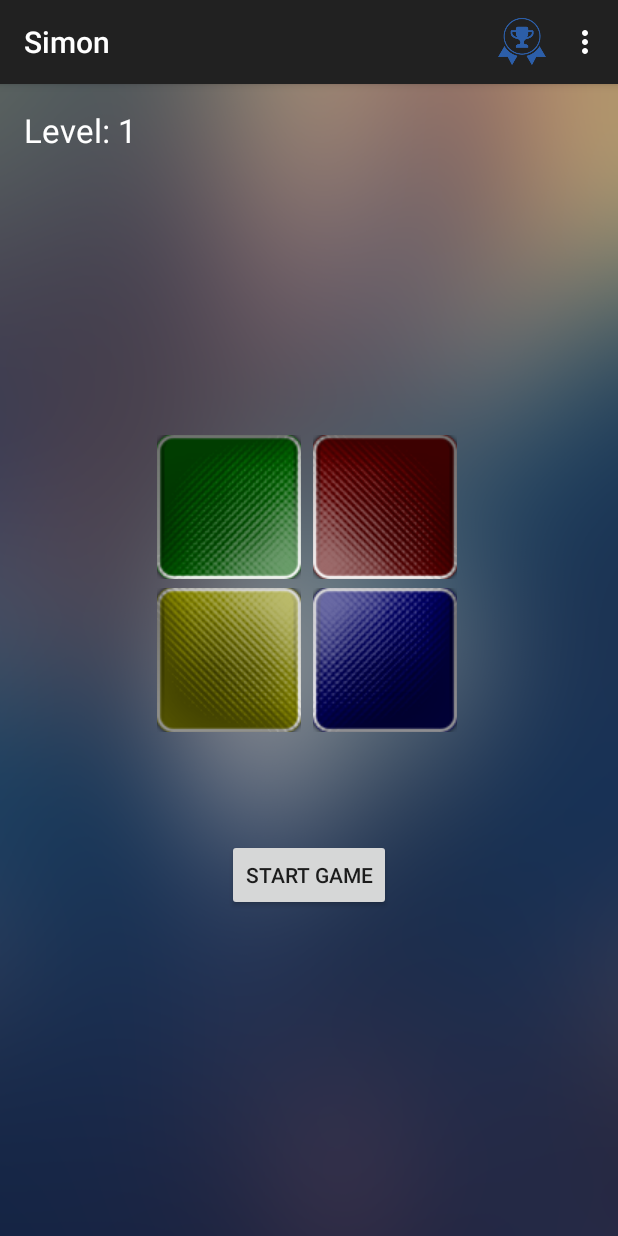
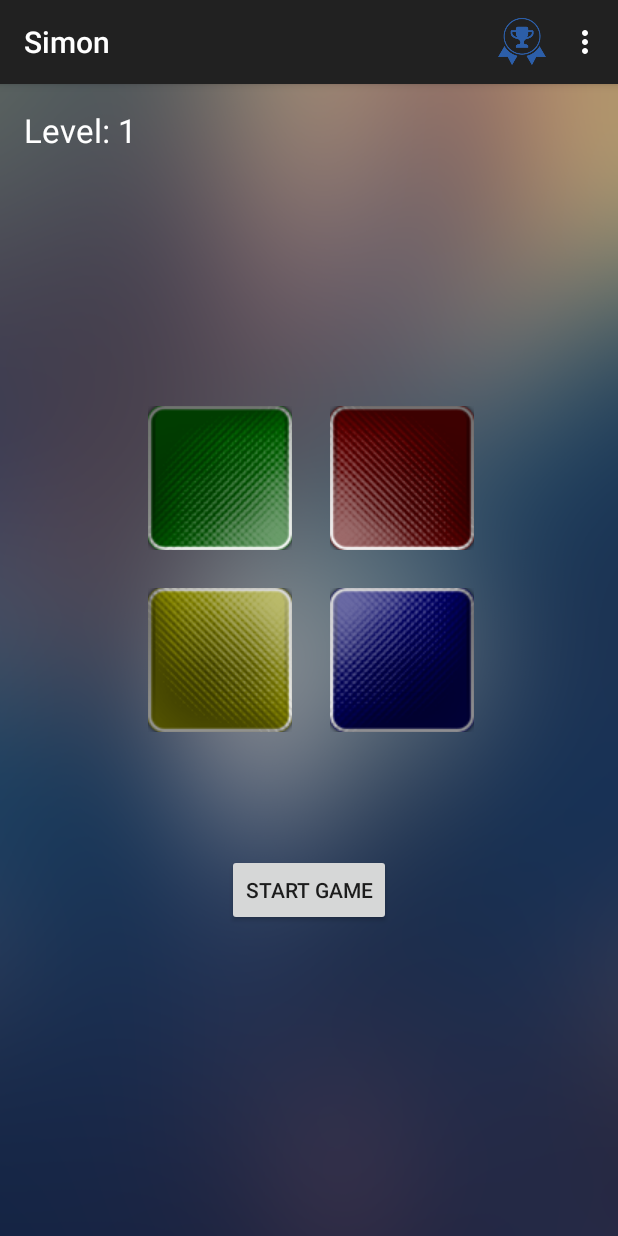
Before and after one commit to kfenske/SimonApp, an Android app: the MainActivity screen opened directly, with no data from a screen before it, on a phone screen of 412 x 824 dp. Run offline under Robolectric (Android 15) with nearby library versions, the phone set to English and light mode, and no system bars.

Commit message:
Adds further space between buttons
The four Simon buttons are spread out further across the game board.

```diff
--- a/SimonPractice/app/src/main/res/layout/activity_main.xml
+++ b/SimonPractice/app/src/main/res/layout/activity_main.xml
@@ -14,8 +14,8 @@
         android:layout_above="@+id/b3"
         android:layout_alignRight="@+id/startButton"
         android:layout_alignEnd="@+id/startButton"
-        android:layout_marginRight="60dp"
-        android:layout_marginEnd="56dp"
+        android:layout_marginRight="66dp"
+        android:layout_marginEnd="66dp"
         android:clickable="true" />
 
     <ImageButton
@@ -26,8 +26,8 @@
         android:layout_above="@+id/b3"
         android:layout_alignRight="@+id/startButton"
         android:layout_alignEnd="@+id/startButton"
-        android:layout_marginRight="60dp"
-        android:layout_marginEnd="56dp"
+        android:layout_marginRight="66dp"
+        android:layout_marginEnd="66dp"
         android:clickable="true" />
 
     <ImageButton
@@ -36,11 +36,11 @@
         android:id="@+id/b2hid"
         android:background="@drawable/b2lit"
         android:layout_above="@+id/b4"
+        android:layout_marginLeft="25dp"
+        android:layout_marginEnd="25dp"
         android:layout_toRightOf="@+id/b3"
         android:layout_toEndOf="@+id/b3"
-        android:clickable="true"
-        android:layout_marginLeft="8dp"
-        android:layout_marginBottom="6dp" />
+        android:clickable="true" />
 
     <ImageButton
         android:layout_width="wrap_content"
@@ -48,11 +48,11 @@
         android:id="@+id/b2"
         android:background="@drawable/b2x"
         android:layout_above="@+id/b4"
+        android:layout_marginLeft="25dp"
+        android:layout_marginEnd="25dp"
         android:layout_toRightOf="@+id/b3"
         android:layout_toEndOf="@+id/b3"
-        android:clickable="true"
-        android:layout_marginLeft="8dp"
-        android:layout_marginBottom="6dp" />
+        android:clickable="true" />
 
     <ImageButton
         android:layout_width="wrap_content"
@@ -60,6 +60,7 @@
         android:id="@+id/b3hid"
         android:background="@drawable/b3lit"
         android:layout_centerVertical="true"
+        android:layout_marginTop="25dp"
         android:layout_alignLeft="@+id/b1"
         android:layout_alignStart="@+id/b1"
         android:clickable="true" />
@@ -70,35 +71,43 @@
         android:id="@+id/b3"
         android:background="@drawable/b3x"
         android:layout_centerVertical="true"
+        android:layout_marginTop="25dp"
         android:layout_alignLeft="@+id/b1"
         android:layout_alignStart="@+id/b1"
-        android:clickable="true"
-        android:layout_marginTop="6dp" />
+        android:clickable="true" />
 
     <ImageButton
         android:layout_width="wrap_content"
         android:layout_height="wrap_content"
         android:id="@+id/b4hid"
         android:background="@drawable/b4lit"
-        android:clickable="true"
-        android:layout_alignBottom="@+id/b3"
-        android:layout_alignRight="@+id/b2" />
+        android:layout_below="@+id/b1"
+        android:layout_marginLeft="25dp"
+        android:layout_marginEnd="25dp"
+        android:layout_marginTop="25dp"
+        android:layout_toRightOf="@+id/b3"
+        android:layout_toEndOf="@+id/b3"
+        android:clickable="true" />
 
     <ImageButton
         android:layout_width="wrap_content"
         android:layout_height="wrap_content"
         android:id="@+id/b4"
         android:background="@drawable/b4x"
-        android:clickable="true"
-        android:layout_alignRight="@+id/b2"
-        android:layout_alignBottom="@+id/b3" />
+        android:layout_below="@+id/b1"
+        android:layout_marginLeft="25dp"
+        android:layout_marginEnd="25dp"
+        android:layout_marginTop="25dp"
+        android:layout_toRightOf="@+id/b3"
+        android:layout_toEndOf="@+id/b3"
+        android:clickable="true" />
 
     <Button
         android:layout_width="wrap_content"
         android:layout_height="wrap_content"
         android:text="@string/start_button"
         android:id="@+id/startButton"
-        android:layout_marginTop="71dp"
+        android:layout_marginTop="81dp"
         android:layout_below="@+id/b3"
         android:layout_centerHorizontal="true" />
 
```
Also changed, not shown: 1 other file.
